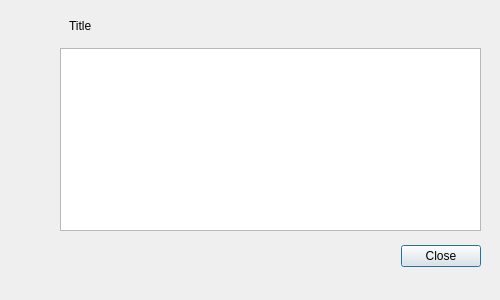
The window that bin/gui/ui/about.ui (alalazo/seismictraces) describes before a commit, drawn with Qt 5.
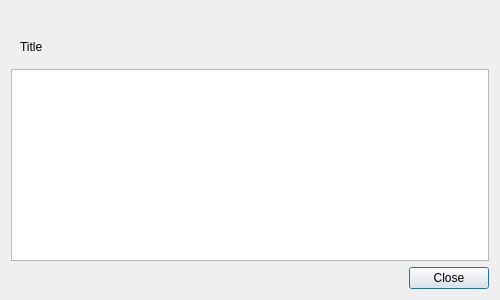
The same window after the commit.

Commit message: Changes to Qt forms

The edit to the form file:
```diff
--- a/bin/gui/ui/about.ui
+++ b/bin/gui/ui/about.ui
@@ -13,34 +13,41 @@
     <height>300</height>
    </rect>
   </property>
+  <property name="sizePolicy">
+   <sizepolicy hsizetype="Fixed" vsizetype="Fixed">
+    <horstretch>0</horstretch>
+    <verstretch>0</verstretch>
+   </sizepolicy>
+  </property>
+  <property name="minimumSize">
+   <size>
+    <width>500</width>
+    <height>300</height>
+   </size>
+  </property>
+  <property name="maximumSize">
+   <size>
+    <width>500</width>
+    <height>300</height>
+   </size>
+  </property>
+  <property name="contextMenuPolicy">
+   <enum>Qt::NoContextMenu</enum>
+  </property>
   <property name="windowTitle">
    <string>Dialog</string>
   </property>
-  <widget class="QDialogButtonBox" name="buttonBox">
-   <property name="geometry">
-    <rect>
-     <x>20</x>
-     <y>240</y>
-     <width>461</width>
-     <height>32</height>
-    </rect>
-   </property>
-   <property name="orientation">
-    <enum>Qt::Horizontal</enum>
-   </property>
-   <property name="standardButtons">
-    <set>QDialogButtonBox::Close</set>
-   </property>
-  </widget>
-  <widget class="QWidget" name="">
-   <property name="geometry">
-    <rect>
-     <x>60</x>
-     <y>10</y>
-     <width>421</width>
-     <height>221</height>
-    </rect>
-   </property>
+  <property name="whatsThis">
+   <string>Information on SeismoView</string>
+  </property>
+  <property name="sizeGripEnabled">
+   <bool>false</bool>
+  </property>
+  <property name="modal">
+   <bool>true</bool>
+  </property>
+  <layout class="QVBoxLayout" name="verticalLayout_3">
+   <item>
    <layout class="QVBoxLayout" name="verticalLayout_2">
     <item>
      <widget class="QWidget" name="title_widget" native="true">
@@ -75,7 +82,18 @@
      <widget class="QTextBrowser" name="content"/>
     </item>
    </layout>
-  </widget>
+   </item>
+   <item>
+    <widget class="QDialogButtonBox" name="buttonBox">
+     <property name="orientation">
+      <enum>Qt::Horizontal</enum>
+     </property>
+     <property name="standardButtons">
+      <set>QDialogButtonBox::Close</set>
+     </property>
+    </widget>
+   </item>
+  </layout>
  </widget>
  <resources/>
  <connections>
```
Left out of the diff: 2 changed lines with no effect on the pictures. Lines whose indentation alone changed are shown as unchanged. The commit also changes 2 other files.
